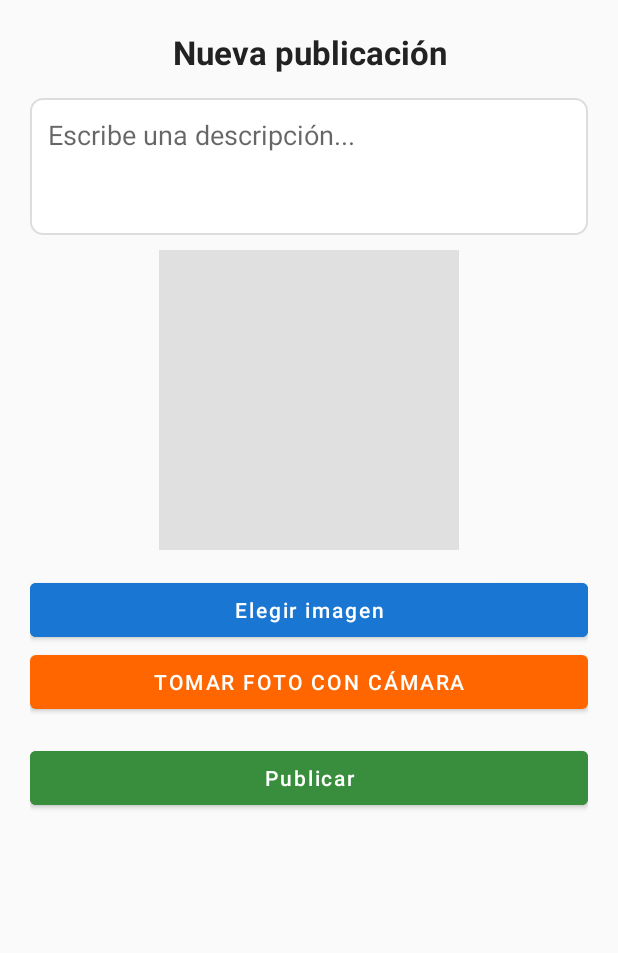
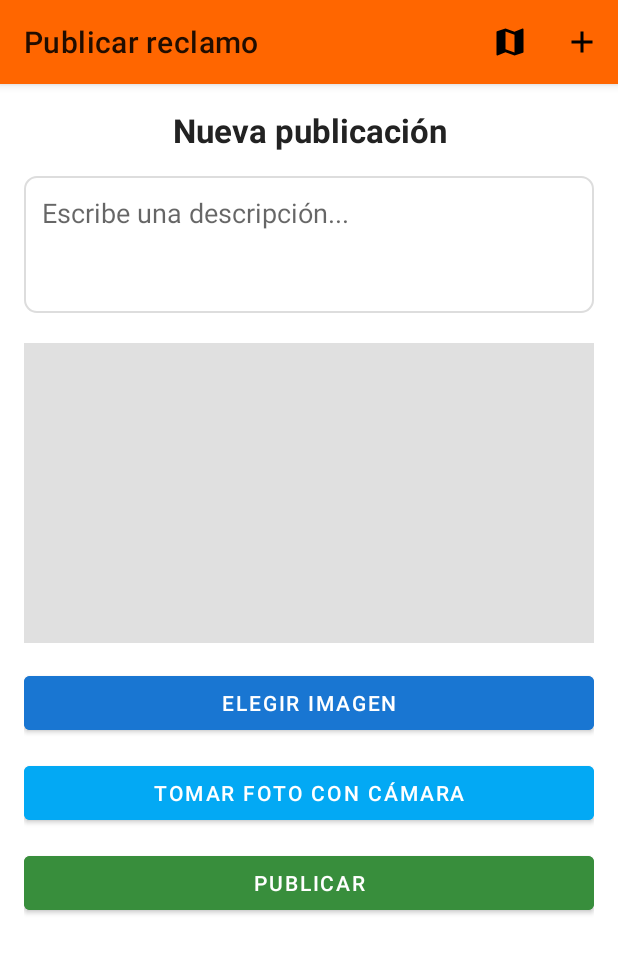
Before and after one commit to VitekNicolas/Proyects, an Android app: the PostActivity screen opened directly, with no data from a screen before it, after a tap on "Publicar", on a phone screen of 412 x 824 dp. Shown: the top 953 px of the screen. Run offline under Robolectric (Android 15) with nearby library versions, the phone set to English and light mode, and no system bars.

Commit message:
[NEW] Menu: map and post

```diff
--- a/Java mobile application/app/src/main/AndroidManifest.xml
+++ b/Java mobile application/app/src/main/AndroidManifest.xml
@@ -59,7 +59,8 @@
         <activity
             android:name=".PostActivity"
             android:exported="false"
-            android:label="Publicar reclamo" />
+            android:windowSoftInputMode="stateAlwaysHidden"
+            android:label="Publicar reclamo"/>
     </application>
 
 </manifest>
--- a/Java mobile application/app/src/main/java/com/example/javamobileapplication/MapActivity.java
+++ b/Java mobile application/app/src/main/java/com/example/javamobileapplication/MapActivity.java
@@ -7,6 +7,7 @@ import android.widget.Button;
 import android.widget.EditText;
 import android.widget.Toast;
 import androidx.appcompat.app.AppCompatActivity;
+import androidx.appcompat.widget.Toolbar;
 import androidx.multidex.BuildConfig;
 import androidx.preference.PreferenceManager;
 import org.osmdroid.config.Configuration;
@@ -18,7 +19,7 @@ import java.io.IOException;
 import java.util.List;
 import java.util.Locale;
 
-public class MapActivity extends AppCompatActivity {
+public class MapActivity extends MenuActivity {
 
     private MapView mapView;
     private EditText etSearch;
@@ -32,13 +33,15 @@ public class MapActivity extends AppCompatActivity {
         Configuration.getInstance().setUserAgentValue(BuildConfig.APPLICATION_ID);
         setContentView(R.layout.map_activity);
         mapView = findViewById(R.id.map);
-        etSearch = findViewById(R.id.et_search);
-        Button btnSearch = findViewById(R.id.btn_search);
+        //etSearch = findViewById(R.id.et_search);
+        //Button btnSearch = findViewById(R.id.btn_search);
         mapView.setTileSource(TileSourceFactory.MAPNIK);
         mapView.setBuiltInZoomControls(true);
         mapView.getController().setZoom(14);
         mapView.getController().setCenter(new GeoPoint(-34.7636, -58.2126));
-        btnSearch.setOnClickListener(v -> searchLocation());
+        //btnSearch.setOnClickListener(v -> searchLocation());
+        Toolbar toolbar = findViewById(R.id.toolbar);
+        setSupportActionBar(toolbar);
     }
 
     private void searchLocation() {
--- /dev/null
+++ b/Java mobile application/app/src/main/java/com/example/javamobileapplication/MenuActivity.java
@@ -0,0 +1,28 @@
+package com.example.javamobileapplication;
+
+import android.content.Intent;
+import android.view.Menu;
+import android.view.MenuItem;
+import androidx.appcompat.app.AppCompatActivity;
+
+public class MenuActivity extends AppCompatActivity {
+
+    @Override
+    public boolean onCreateOptionsMenu(Menu menu) {
+        getMenuInflater().inflate(R.menu.main_menu, menu);
+        return true;
+    }
+
+    @Override
+    public boolean onOptionsItemSelected(MenuItem item) {
+        int id = item.getItemId();
+        if (id == R.id.action_map) {
+            startActivity(new Intent(this, MapActivity.class));
+            return true;
+        } else if (id == R.id.action_post) {
+            startActivity(new Intent(this, PostActivity.class));
+            return true;
+        }
+        return super.onOptionsItemSelected(item);
+    }
+}
--- a/Java mobile application/app/src/main/java/com/example/javamobileapplication/PostActivity.java
+++ b/Java mobile application/app/src/main/java/com/example/javamobileapplication/PostActivity.java
@@ -12,12 +12,13 @@ import android.widget.ImageView;
 import android.widget.Toast;
 import androidx.annotation.NonNull;
 import androidx.appcompat.app.AppCompatActivity;
+import androidx.appcompat.widget.Toolbar;
 import androidx.core.app.ActivityCompat;
 import androidx.core.content.ContextCompat;
 import androidx.core.content.FileProvider;
 import java.io.File;
 
-public class PostActivity extends AppCompatActivity {
+public class PostActivity extends MenuActivity {
 
     private static final int REQUEST_CAMERA = 100;
     private static final int REQUEST_GALLERY = 100;
@@ -42,6 +43,8 @@ public class PostActivity extends AppCompatActivity {
         });
         btnGaleria.setOnClickListener(v -> abrirGaleria());
         btnSavePost.setOnClickListener(v -> guardarPublicacion());
+        Toolbar toolbar = findViewById(R.id.toolbar);
+        setSupportActionBar(toolbar);
     }
 
     private void abrirCamara() {
--- /dev/null
+++ b/Java mobile application/app/src/main/res/drawable/ic_add.xml
@@ -0,0 +1,5 @@
+<vector xmlns:android="http://schemas.android.com/apk/res/android" android:height="24dp" android:tint="#000000" android:viewportHeight="24" android:viewportWidth="24" android:width="24dp">
+
+    <path android:fillColor="@android:color/white" android:pathData="M19,13h-6v6h-2v-6H5v-2h6V5h2v6h6v2z"/>
+
+</vector>
--- /dev/null
+++ b/Java mobile application/app/src/main/res/drawable/ic_map.xml
@@ -0,0 +1,5 @@
+<vector xmlns:android="http://schemas.android.com/apk/res/android" android:height="24dp" android:tint="#000000" android:viewportHeight="24" android:viewportWidth="24" android:width="24dp">
+
+    <path android:fillColor="@android:color/white" android:pathData="M20.5,3l-0.16,0.03L15,5.1 9,3 3.36,4.9c-0.21,0.07 -0.36,0.25 -0.36,0.48V20.5c0,0.28 0.22,0.5 0.5,0.5l0.16,-0.03L9,18.9l6,2.1 5.64,-1.9c0.21,-0.07 0.36,-0.25 0.36,-0.48V3.5c0,-0.28 -0.22,-0.5 -0.5,-0.5zM15,19l-6,-2.11V5l6,2.11V19z"/>
+
+</vector>
--- a/Java mobile application/app/src/main/res/layout/map_activity.xml
+++ b/Java mobile application/app/src/main/res/layout/map_activity.xml
@@ -1,38 +1,36 @@
 <?xml version="1.0" encoding="utf-8"?>
 <RelativeLayout xmlns:android="http://schemas.android.com/apk/res/android"
-    xmlns:tools="http://schemas.android.com/tools"
     android:id="@+id/map_container"
     android:layout_width="match_parent"
-    android:layout_height="match_parent"
-    >
-
+    android:layout_height="match_parent">
     <androidx.appcompat.widget.Toolbar
         android:id="@+id/toolbar"
         android:layout_width="match_parent"
         android:layout_height="?attr/actionBarSize"
         android:background="?attr/colorPrimary"
         android:title="@string/toolbar_map_title"
-        android:titleTextColor="@android:color/white" />
-    <LinearLayout
-        android:orientation="horizontal"
-        android:padding="8dp"
-        android:layout_width="match_parent"
-        android:layout_height="wrap_content">
+        android:titleTextColor="@android:color/white"
+        android:fitsSystemWindows="true"/>
+<!--    <LinearLayout-->
+<!--        android:orientation="horizontal"-->
+<!--        android:padding="8dp"-->
+<!--        android:layout_width="match_parent"-->
+<!--        android:layout_height="wrap_content">-->
 
-        <EditText
-            android:id="@+id/et_search"
-            android:hint="@string/et_hint_direction"
-            android:layout_weight="1"
-            android:layout_width="0dp"
-            android:layout_height="wrap_content"
-            android:inputType="text" />
+<!--        <EditText-->
+<!--            android:id="@+id/et_search"-->
+<!--            android:hint="@string/et_hint_direction"-->
+<!--            android:layout_weight="1"-->
+<!--            android:layout_width="0dp"-->
+<!--            android:layout_height="wrap_content"-->
+<!--            android:inputType="text" />-->
 
-        <Button
-            android:id="@+id/btn_search"
-            android:text="@string/btn_search_title"
-            android:layout_width="wrap_content"
-            android:layout_height="wrap_content" />
-    </LinearLayout>
+<!--        <Button-->
+<!--            android:id="@+id/btn_search"-->
+<!--            android:text="@string/btn_search_title"-->
+<!--            android:layout_width="wrap_content"-->
+<!--            android:layout_height="wrap_content" />-->
+<!--    </LinearLayout>-->
 
     <org.osmdroid.views.MapView
         android:id="@+id/map"
--- a/Java mobile application/app/src/main/res/layout/post_activity.xml
+++ b/Java mobile application/app/src/main/res/layout/post_activity.xml
@@ -1,30 +1,49 @@
 <?xml version="1.0" encoding="utf-8"?>
-<androidx.constraintlayout.widget.ConstraintLayout
-    xmlns:android="http://schemas.android.com/apk/res/android"
+<LinearLayout xmlns:android="http://schemas.android.com/apk/res/android"
     xmlns:app="http://schemas.android.com/apk/res-auto"
-    xmlns:tools="http://schemas.android.com/tools"
     android:layout_width="match_parent"
     android:layout_height="match_parent"
-    android:padding="20dp"
-    android:background="#FAFAFA"
-    tools:context=".PostActivity">
+    android:orientation="vertical"
+    android:fitsSystemWindows="true">
+
+    <!-- Toolbar -->
+    <androidx.appcompat.widget.Toolbar
+        android:id="@+id/toolbar"
+        android:layout_width="match_parent"
+        android:layout_height="?attr/actionBarSize"
+        android:background="#FF6600"
+        android:title="@string/toolbar_post_title"
+        android:titleTextColor="@android:color/white"
+        app:contentInsetStartWithNavigation="0dp"
+        android:elevation="4dp" />
+
+    <!-- Contenido desplazable -->
+    <ScrollView
+        android:layout_width="match_parent"
+        android:layout_height="match_parent"
+        android:padding="16dp">
+
+        <LinearLayout
+            android:layout_width="match_parent"
+            android:layout_height="wrap_content"
+            android:orientation="vertical">
+
+            <!-- Título -->
             <TextView
                 android:id="@+id/tv_title"
-        android:layout_width="wrap_content"
+                android:layout_width="match_parent"
                 android:layout_height="wrap_content"
                 android:text="Nueva publicación"
                 android:textSize="22sp"
                 android:textStyle="bold"
                 android:textColor="#222222"
-        app:layout_constraintTop_toTopOf="parent"
-        app:layout_constraintStart_toStartOf="parent"
-        app:layout_constraintEnd_toEndOf="parent"
                 android:gravity="center"
-        android:layout_marginBottom="16dp"/>
-    <!-- Campo descripción -->
+                android:layout_marginBottom="16dp" />
+
+            <!-- Descripción -->
             <EditText
                 android:id="@+id/et_description"
-        android:layout_width="0dp"
+                android:layout_width="match_parent"
                 android:layout_height="wrap_content"
                 android:hint="Escribe una descripción..."
                 android:inputType="textMultiLine"
@@ -33,56 +52,45 @@
                 android:gravity="top|start"
                 android:background="@drawable/edittext_background"
                 android:padding="12dp"
-        app:layout_constraintTop_toBottomOf="@id/tv_title"
-        app:layout_constraintStart_toStartOf="parent"
-        app:layout_constraintEnd_toEndOf="parent"
-        android:layout_marginTop="16dp"
-        android:layout_marginBottom="20dp"/>
+                android:layout_marginBottom="20dp" />
+
+            <!-- Vista previa de imagen -->
             <ImageView
                 android:id="@+id/img_preview"
-        android:layout_width="200dp"
+                android:layout_width="match_parent"
                 android:layout_height="200dp"
-        android:layout_marginTop="10dp"
+                android:layout_marginBottom="16dp"
                 android:scaleType="centerCrop"
                 android:background="#E0E0E0"
-        android:contentDescription="Vista previa de imagen"
-        app:layout_constraintTop_toBottomOf="@id/et_description"
-        app:layout_constraintStart_toStartOf="parent"
-        app:layout_constraintEnd_toEndOf="parent"
-        android:layout_marginBottom="16dp" />
+                android:contentDescription="Vista previa de imagen" />
+
+            <!-- Botones -->
             <Button
                 android:id="@+id/btn_choose_image"
-        android:layout_width="0dp"
+                android:layout_width="match_parent"
                 android:layout_height="wrap_content"
                 android:text="Elegir imagen"
-        android:textAllCaps="false"
                 android:backgroundTint="#1976D2"
                 android:textColor="@android:color/white"
-        app:layout_constraintTop_toBottomOf="@id/img_preview"
-        app:layout_constraintStart_toStartOf="parent"
-        app:layout_constraintEnd_toEndOf="parent"
-        android:layout_marginTop="16dp"/>
+                android:layout_marginBottom="12dp" />
+
             <Button
                 android:id="@+id/btnCamera"
                 android:layout_width="match_parent"
                 android:layout_height="wrap_content"
                 android:text="Tomar foto con cámara"
-        android:layout_marginBottom="12dp"
-        app:layout_constraintTop_toBottomOf="@id/btn_choose_image"
-        app:layout_constraintStart_toStartOf="parent"
-        app:layout_constraintEnd_toEndOf="parent"/>
-    <!-- Botón publicar -->
+                android:backgroundTint="#03A9F4"
+                android:textColor="@android:color/white"
+                android:layout_marginBottom="12dp" />
+
             <Button
                 android:id="@+id/btn_publish"
-        android:layout_width="0dp"
+                android:layout_width="match_parent"
                 android:layout_height="wrap_content"
                 android:text="Publicar"
-        android:textAllCaps="false"
                 android:backgroundTint="#388E3C"
-        android:textColor="@android:color/white"
-        app:layout_constraintTop_toBottomOf="@id/btnCamera"
-        app:layout_constraintStart_toStartOf="parent"
-        app:layout_constraintEnd_toEndOf="parent"
-        android:layout_marginTop="16dp"/>
+                android:textColor="@android:color/white" />
 
-</androidx.constraintlayout.widget.ConstraintLayout>
+        </LinearLayout>
+    </ScrollView>
+</LinearLayout>
--- /dev/null
+++ b/Java mobile application/app/src/main/res/menu/main_menu.xml
@@ -0,0 +1,13 @@
+<menu xmlns:android="http://schemas.android.com/apk/res/android"
+    xmlns:app="http://schemas.android.com/apk/res-auto">
+    <item
+        android:id="@+id/action_map"
+        android:title="@string/it_map_title"
+        android:icon="@drawable/ic_map"
+        app:showAsAction="always" />
+    <item
+        android:id="@+id/action_post"
+        android:title="@string/it_publish_title"
+        android:icon="@drawable/ic_add"
+        app:showAsAction="ifRoom" />
+</menu>
--- a/Java mobile application/app/src/main/res/values/strings.xml
+++ b/Java mobile application/app/src/main/res/values/strings.xml
@@ -1,5 +1,5 @@
 <resources>
-    <string name="app_name">My Application</string>
+    <string name="app_name">Bera reclama</string>
     <!--    Login activity-->
     <string name="hint_user_title">Usuario</string>
     <string name="hint_password_title">Contraseña</string>
@@ -13,16 +13,23 @@
     <string name="title_activity_register">RegisterActivity</string>
     <string name="hint_username">Nombre</string>
     <string name="title_welcome">Bienvenido</string>
-    <string name="title_activity_maps">MapsActivity</string>
+    <!--    Map activity-->
     <string name="et_emailUser">Email</string>
     <string name="et_userPassword">Contraseña</string>
     <string name="et_userPasswordRepeat">Repetir contraseña</string>
     <string name="btn_regiterUser">Registrarse</string>
+    <!--    Map activity-->
+    <string name="title_activity_maps">MapsActivity</string>
     <string name="toolbar_map_title">Mapa</string>
     <string name="et_hint_direction">Buscar dirección</string>
+    <!--    Post activity-->
     <string name="btn_search_title">Buscar</string>
-    <string name="et_description">Escribe una descripción...</string>
+    <string name="et_description">Escribe una descripción…</string>
     <string name="iv_description">Imagen de la publcacion</string>
     <string name="btn_selectImage">Elegir imagen</string>
     <string name="btn_publish">Publicar</string>
+    <!--    Main menu-->
+    <string name="it_publish_title">Publicar</string>
+    <string name="it_map_title">Mapa</string>
+    <string name="toolbar_post_title">Nuevo reclamo</string>
 </resources>
```
Lines whose indentation alone changed are shown as unchanged.
